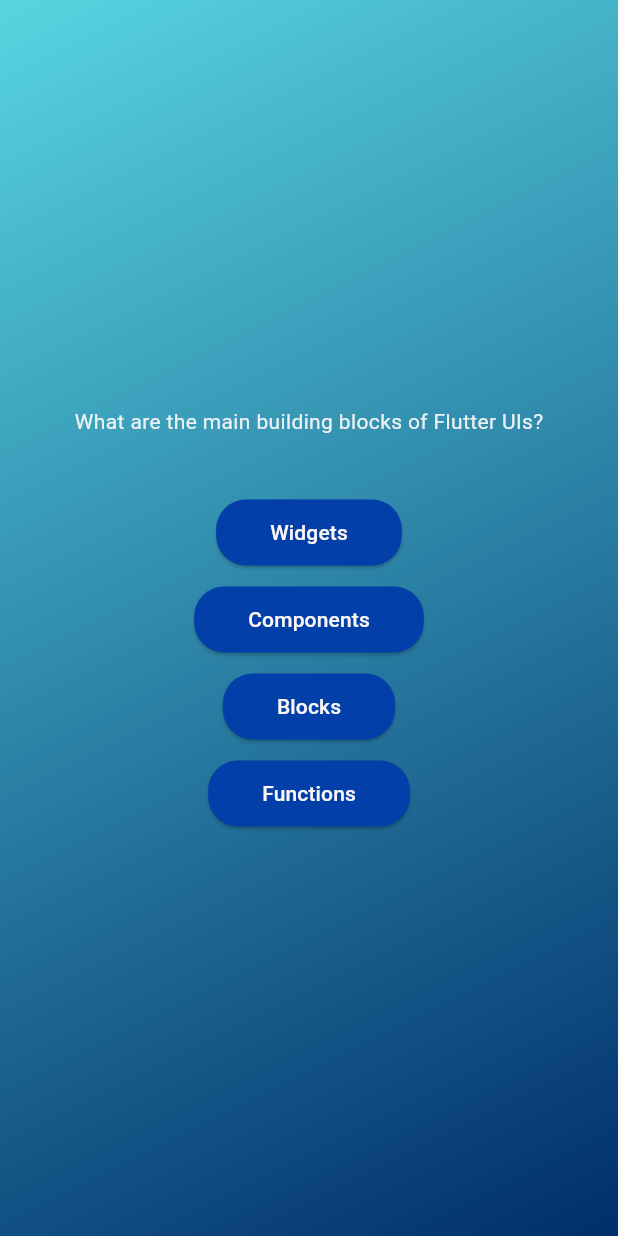
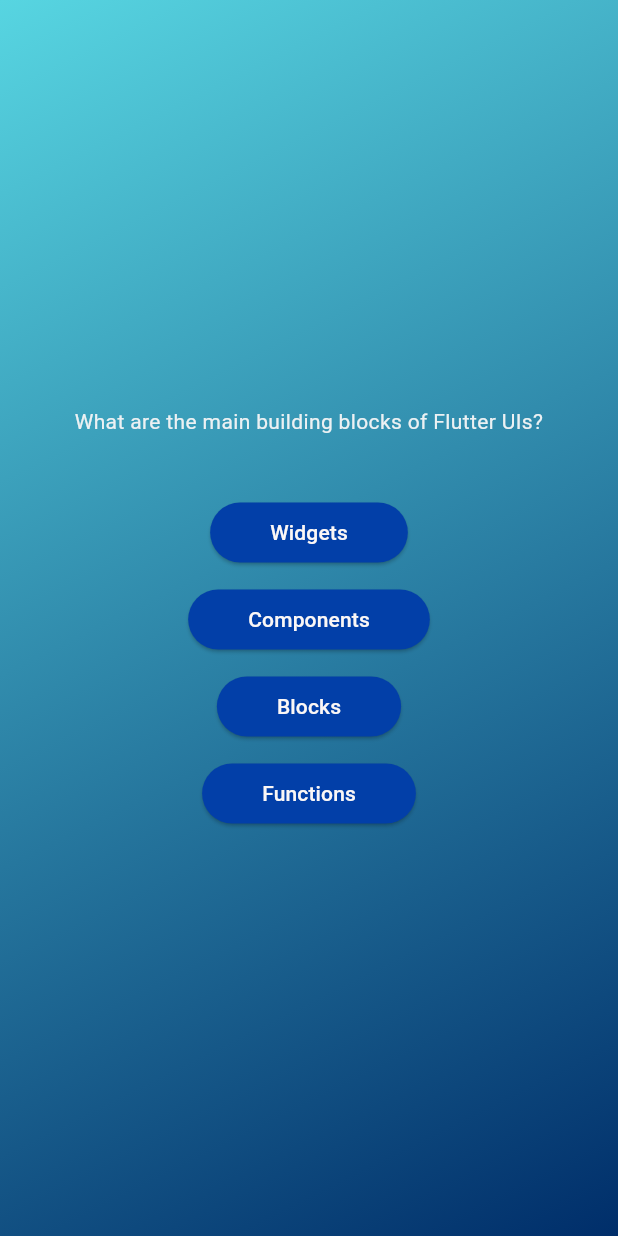
Before and after one commit to AaronPeterOcen/quiz_advanced_flutter, a Flutter app: the screen it shows after launch, after a tap on "Start quiz", on a phone screen of 412 x 824 dp. Run offline on Flutter 3.47's test engine with Material 3 defaults, Android fonts, the phone set to English and light mode, and no system bars.

Commit message:
adding some comments

```diff
--- a/lib/answer_button.dart
+++ b/lib/answer_button.dart
@@ -11,7 +11,7 @@ class AnswerButton extends StatelessWidget {
   final void Function() onEnter;
 
   @override
-  Widget build(BuildContext context) {
+  Widget build(context) {
     return Column(
       children: [
         const SizedBox(height: 10),
@@ -19,6 +19,10 @@ class AnswerButton extends StatelessWidget {
           onPressed: onEnter,
           style: ElevatedButton.styleFrom(
             // padding: EdgeInsets.all(10),
+            padding: const EdgeInsets.symmetric(
+              vertical: 10,
+              horizontal: 40,
+            ),
 
             backgroundColor: const Color.fromARGB(255, 2, 63, 168),
             foregroundColor: const Color.fromARGB(255, 251, 247, 246),
@@ -26,10 +30,7 @@ class AnswerButton extends StatelessWidget {
               borderRadius: BorderRadius.circular(20),
             ),
           ),
-          child: Padding(
-            padding: const EdgeInsets.all(12.0),
-            child: Text(answerText),
-          ),
+          child: Text(answerText),
         ),
       ],
     );
--- a/lib/questions_screen.dart
+++ b/lib/questions_screen.dart
@@ -17,19 +17,31 @@ class _QuestionsScreenState extends State<QuestionsScreen> {
 
     return SizedBox(
       width: double.infinity,
+      child: Container(
+        margin: EdgeInsets.all(20),
         child: Column(
           mainAxisAlignment: MainAxisAlignment.center,
+          crossAxisAlignment: CrossAxisAlignment.stretch,
           children: [
             Text(
               currentQuestion.text,
-            style: const TextStyle(color: Color.fromARGB(255, 236, 241, 243)),
+              style: const TextStyle(
+                color: Color.fromARGB(255, 236, 241, 243),
+              ),
+              textAlign: TextAlign.center,
             ),
             const SizedBox(height: 30),
+            // Iterate over each 'answer' in 'currentQuestion.answers'.
+            // 'map' creates a new list by applying the function to each item in the original list.
             ...currentQuestion.answers.map((answer) {
+              // For each 'answer', create an 'AnswerButton' widget.
+              // 'answerText' is set to the current 'answer'.
+              // 'onEnter' is set to an empty function (placeholder for actual logic).
               return AnswerButton(answerText: answer, onEnter: () {});
             })
           ],
         ),
+      ),
     );
   }
 }
```
Lines whose indentation alone changed are shown as unchanged.
